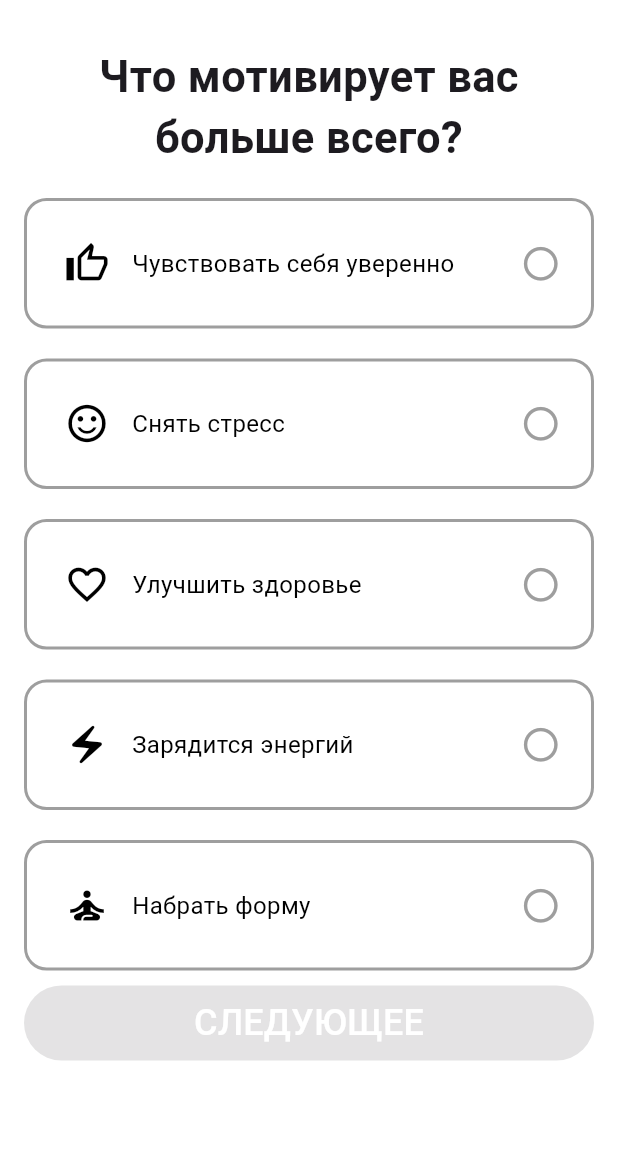
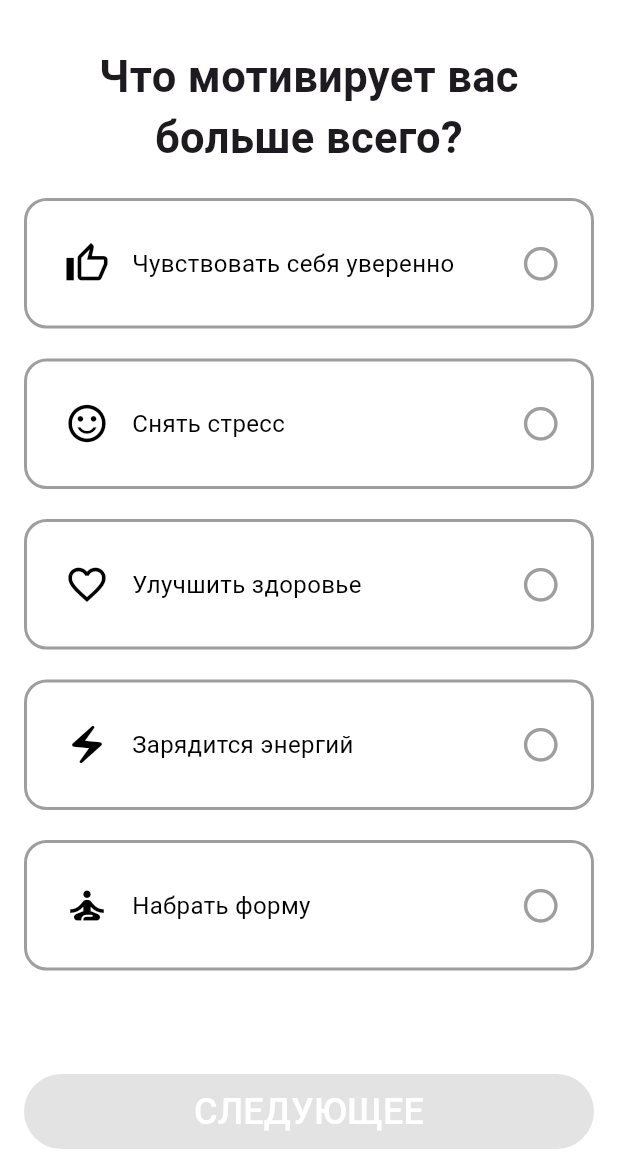
Before and after one commit to Zakirov-Yuriy/flutter_fitnes_live, a Flutter app: the screen it shows after launch, after a tap on "НАЧАТЬ", on a phone screen of 412 x 824 dp, the part 63-1236 px from its top. Run offline on Flutter 3.47's test engine with Material 3 defaults, Android fonts, the phone set to English and light mode, and no system bars.

Commit message:
initial button revision

```diff
--- a/lib/screens/next_anna_screen.dart
+++ b/lib/screens/next_anna_screen.dart
@@ -16,13 +16,13 @@ class NextScreen extends StatelessWidget {
       body: Column(
         mainAxisAlignment: MainAxisAlignment.center,
         children: [
+          SizedBox(height: 40),
           // Фотография (занимает половину экрана)
           Container(
             height: MediaQuery.of(context).size.height / 2,
             decoration: const BoxDecoration(
               image: DecorationImage(
-                image:
-                    AssetImage('assets/images/anna_photo.png'), //  Фотография
+                image: AssetImage('assets/images/anna_photo.png'),
                 fit: BoxFit.cover,
               ),
             ),
@@ -65,10 +65,18 @@ class NextScreen extends StatelessWidget {
                     ],
                   ),
                 ),
-                const SizedBox(height: 80),
+              ],
+            ),
+          ),
 
-                // Кнопка "Начать"
-                ElevatedButton(
+          // Кнопка "Начать"
+          Expanded(
+            child: Align(
+              alignment: FractionalOffset.bottomCenter,
+              child: Padding(
+                padding:
+                    const EdgeInsets.only(bottom: 15.0, left: 16, right: 16),
+                child: ElevatedButton(
                   onPressed: () {
                     Navigator.push(
                       context,
@@ -91,7 +99,7 @@ class NextScreen extends StatelessWidget {
                     ),
                   ),
                 ),
-              ],
+              ),
             ),
           ),
         ],
--- a/lib/screens/question_answer_screen.dart
+++ b/lib/screens/question_answer_screen.dart
@@ -79,12 +79,17 @@ class _GoalScreenState extends State<GoalScreen> {
             ),
             SizedBox(height: 10.0),
             // Виджет "Поднятая кнопка" для перехода к следующему вопросу
-            ElevatedButton(
+
+            Expanded(
+              child: Align(
+                alignment: FractionalOffset.bottomCenter,
+                child: ElevatedButton(
                   onPressed: isButtonEnabled
                       ? () {
                           Navigator.push(
                             context,
-                        MaterialPageRoute(builder: (context) => SolePurpose()),
+                            MaterialPageRoute(
+                                builder: (context) => SolePurpose()),
                           );
                           setState(() {
                             completedAnswers++;
@@ -108,6 +113,8 @@ class _GoalScreenState extends State<GoalScreen> {
                     ),
                   ),
                 ),
+              ),
+            ),
           ],
         ),
       ),
```
Also changed, not shown: lib/screens/enter_your_birthday_screen.dart (+9 -3 lines), lib/screens/how_much_you_weigh_screen.dart (+7 -3 lines), lib/screens/indicate_your_height_screen.dart (+6 -2 lines), lib/screens/mesmerizing_figure _screen.dart (+12 -6 lines), lib/screens/smart_exercise_screen.dart (+14 -7 lines), lib/screens/sole_purpose_screen.dart (+10 -44 lines), lib/screens/we_can_cope_screen.dart (+12 -6 lines), lib/screens/what_you_want_to_work_on.dart (+8 -2 lines). Lines whose indentation alone changed are shown as unchanged.
